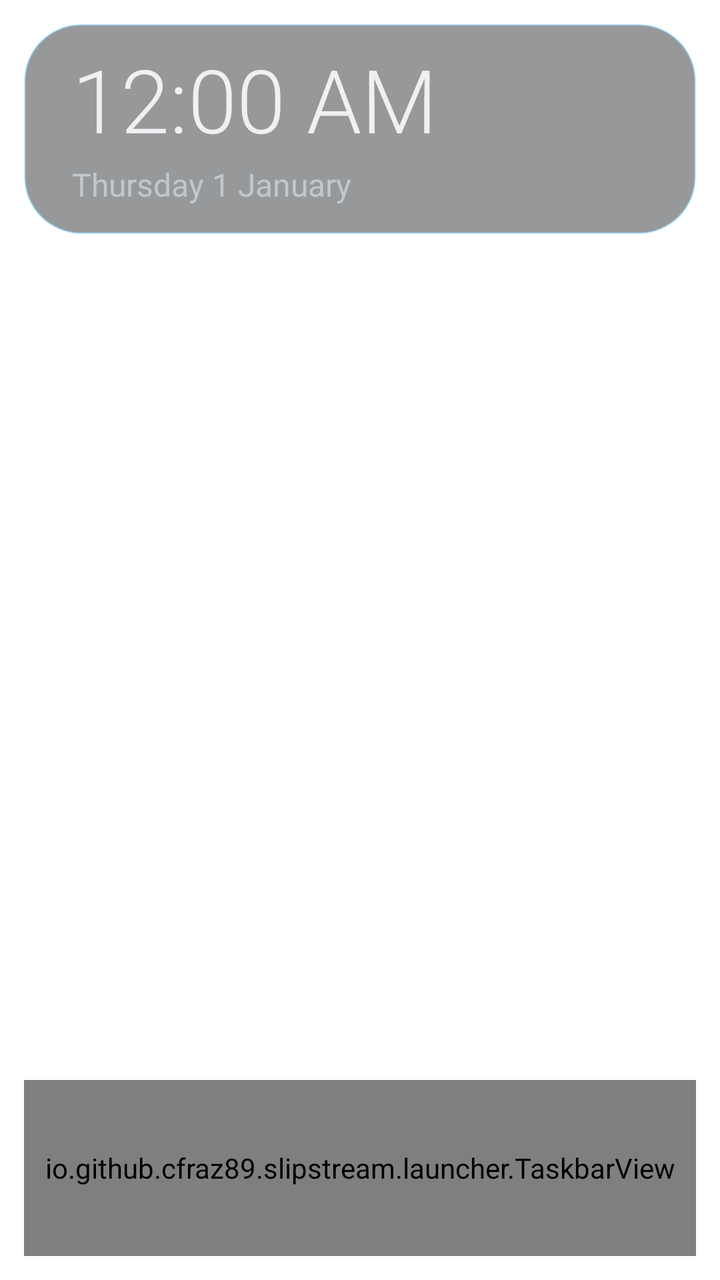
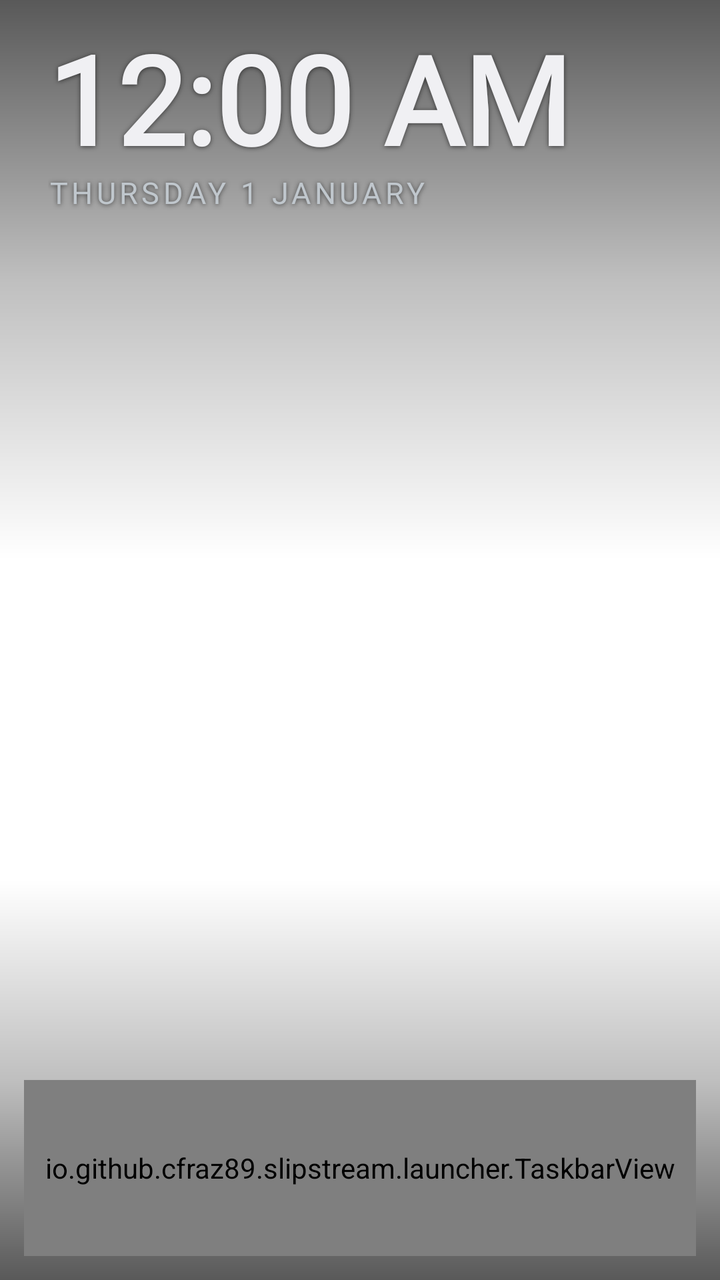

The first picture is an Android layout as it rendered before a commit; the second is the same layout after the commit. The layout source and the unified diff follow.
<!-- AndroidManifest.xml: fallback theme Theme.MaterialComponents.DayNight.NoActionBar -->
<!-- res/layout/activity_home.xml -->
<?xml version="1.0" encoding="utf-8"?>
<FrameLayout xmlns:android="http://schemas.android.com/apk/res/android"
    android:layout_width="match_parent"
    android:layout_height="match_parent">

    
    <ImageView
        android:id="@+id/wallpaper"
        android:layout_width="match_parent"
        android:layout_height="match_parent"
        android:scaleType="centerCrop"
        android:importantForAccessibility="no" />

    <LinearLayout
        android:layout_width="match_parent"
        android:layout_height="match_parent"
        android:orientation="vertical"
        android:fitsSystemWindows="true">

        
        <LinearLayout
            android:id="@+id/status"
            android:layout_width="match_parent"
            android:layout_height="wrap_content"
            android:layout_marginStart="@dimen/taskbar_margin"
            android:layout_marginEnd="@dimen/taskbar_margin"
            android:layout_marginTop="@dimen/taskbar_margin"
            android:orientation="horizontal"
            android:gravity="center_vertical"
            android:paddingStart="@dimen/status_padding"
            android:paddingEnd="@dimen/status_padding"
            android:paddingTop="@dimen/status_padding_vertical"
            android:paddingBottom="@dimen/status_padding_vertical"
            android:background="@drawable/status_background">

            <LinearLayout
                android:layout_width="0dp"
                android:layout_height="wrap_content"
                android:layout_weight="1"
                android:orientation="vertical">

                <TextClock
                    android:layout_width="wrap_content"
                    android:layout_height="wrap_content"
                    android:fontFamily="sans-serif-light"
                    android:includeFontPadding="false"
                    android:textColor="@color/text_primary"
                    android:textSize="@dimen/status_clock_size" />

                <TextClock
                    android:layout_width="wrap_content"
                    android:layout_height="wrap_content"
                    android:layout_marginTop="@dimen/status_line_gap"
                    android:format12Hour="EEEE d MMMM"
                    android:format24Hour="EEEE d MMMM"
                    android:textColor="@color/text_secondary"
                    android:textSize="@dimen/status_detail_size" />
            </LinearLayout>

            <LinearLayout
                android:layout_width="wrap_content"
                android:layout_height="wrap_content"
                android:orientation="vertical"
                android:gravity="end">

                <LinearLayout
                    android:id="@+id/status_weather"
                    android:layout_width="wrap_content"
                    android:layout_height="wrap_content"
                    android:orientation="horizontal"
                    android:gravity="center_vertical"
                    android:visibility="gone">

                    <ImageView
                        android:id="@+id/status_weather_icon"
                        android:layout_width="@dimen/status_icon_size"
                        android:layout_height="@dimen/status_icon_size"
                        android:layout_marginEnd="@dimen/status_icon_gap"
                        android:tint="@color/accent"
                        android:importantForAccessibility="no" />

                    <TextView
                        android:id="@+id/status_temperature"
                        android:layout_width="wrap_content"
                        android:layout_height="wrap_content"
                        android:fontFamily="sans-serif-light"
                        android:includeFontPadding="false"
                        android:textColor="@color/text_primary"
                        android:textSize="@dimen/status_clock_size" />
                </LinearLayout>

                <TextView
                    android:id="@+id/status_detail"
                    android:layout_width="wrap_content"
                    android:layout_height="wrap_content"
                    android:layout_marginTop="@dimen/status_line_gap"
                    android:textColor="@color/text_secondary"
                    android:textSize="@dimen/status_detail_size" />
            </LinearLayout>
        </LinearLayout>

        
        <LinearLayout
            android:id="@+id/playing"
            android:layout_width="match_parent"
            android:layout_height="wrap_content"
            android:layout_marginStart="@dimen/taskbar_margin"
            android:layout_marginEnd="@dimen/taskbar_margin"
            android:layout_marginTop="@dimen/taskbar_margin"
            android:orientation="horizontal"
            android:gravity="center_vertical"
            android:padding="@dimen/status_padding_vertical"
            android:background="@drawable/status_background"
            android:visibility="gone">

            <ImageView
                android:id="@+id/playing_art"
                android:layout_width="@dimen/playing_art_size"
                android:layout_height="@dimen/playing_art_size"
                android:scaleType="centerCrop"
                android:background="@drawable/card_background"
                android:importantForAccessibility="no" />

            <LinearLayout
                android:layout_width="0dp"
                android:layout_height="wrap_content"
                android:layout_weight="1"
                android:layout_marginStart="@dimen/status_padding_vertical"
                android:orientation="vertical">

                <TextView
                    android:id="@+id/playing_title"
                    android:layout_width="match_parent"
                    android:layout_height="wrap_content"
                    android:maxLines="1"
                    android:ellipsize="end"
                    android:fontFamily="sans-serif-medium"
                    android:textColor="@color/text_primary"
                    android:textSize="@dimen/playing_title_size" />

                <TextView
                    android:id="@+id/playing_artist"
                    android:layout_width="match_parent"
                    android:layout_height="wrap_content"
                    android:maxLines="1"
                    android:ellipsize="end"
                    android:textColor="@color/text_secondary"
                    android:textSize="@dimen/status_detail_size" />
            </LinearLayout>

            <ImageView
                android:id="@+id/playing_previous"
                android:layout_width="@dimen/playing_button_size"
                android:layout_height="@dimen/playing_button_size"
                android:padding="@dimen/playing_button_padding"
                android:src="@drawable/ic_skip_previous"
                android:tint="@color/text_primary"
                android:background="@drawable/ripple_circle"
                android:stateListAnimator="@animator/press"
                android:contentDescription="@string/playing_previous" />

            <ImageView
                android:id="@+id/playing_toggle"
                android:layout_width="@dimen/playing_button_size"
                android:layout_height="@dimen/playing_button_size"
                android:padding="@dimen/playing_button_padding"
                android:src="@drawable/ic_play"
                android:tint="@color/text_primary"
                android:background="@drawable/ripple_circle"
                android:stateListAnimator="@animator/press"
                android:contentDescription="@string/playing_toggle" />

            <ImageView
                android:id="@+id/playing_next"
                android:layout_width="@dimen/playing_button_size"
                android:layout_height="@dimen/playing_button_size"
                android:padding="@dimen/playing_button_padding"
                android:src="@drawable/ic_skip_next"
                android:tint="@color/text_primary"
                android:background="@drawable/ripple_circle"
                android:stateListAnimator="@animator/press"
                android:contentDescription="@string/playing_next" />
        </LinearLayout>

        <GridLayout
            android:id="@+id/shortcut_grid"
            android:layout_width="match_parent"
            android:layout_height="0dp"
            android:layout_weight="1"
            android:padding="@dimen/grid_padding"
            android:useDefaultMargins="false" />

        
        <io.github.cfraz89.slipstream.launcher.TaskbarView
            android:id="@+id/taskbar"
            android:layout_width="match_parent"
            android:layout_height="@dimen/taskbar_height"
            android:layout_marginStart="@dimen/taskbar_margin"
            android:layout_marginEnd="@dimen/taskbar_margin"
            android:layout_marginBottom="@dimen/taskbar_margin"
            android:background="@drawable/taskbar_background" />
    </LinearLayout>
</FrameLayout>
<!-- resources referenced by this layout -->
<resources>
  <color name="accent">@android:color/system_accent1_200</color>
  <color name="text_primary">@android:color/system_neutral1_50</color>
  <color name="text_secondary">@android:color/system_neutral2_200</color>
  <dimen name="grid_padding">16dp</dimen>
  <dimen name="playing_art_size">56dp</dimen>
  <dimen name="playing_button_padding">14dp</dimen>
  <dimen name="playing_button_size">56dp</dimen>
  <dimen name="playing_title_size">17sp</dimen>
  <dimen name="status_clock_size">44sp</dimen>
  <dimen name="status_detail_size">16sp</dimen>
  <dimen name="status_icon_gap">10dp</dimen>
  <dimen name="status_icon_size">40dp</dimen>
  <dimen name="status_line_gap">4dp</dimen>
  <dimen name="status_padding">24dp</dimen>
  <dimen name="status_padding_vertical">14dp</dimen>
  <dimen name="taskbar_height">88dp</dimen>
  <dimen name="taskbar_margin">12dp</dimen>
  <!-- drawable card_background (drawable) -->
  <?xml version="1.0" encoding="utf-8"?>
  <shape xmlns:android="http://schemas.android.com/apk/res/android"
      android:shape="rectangle">
      <solid android:color="@color/slot" />
      <corners android:radius="@dimen/corner_radius" />
  </shape>
  <!-- drawable ic_play (drawable) -->
  <vector xmlns:android="http://schemas.android.com/apk/res/android"
      android:width="24dp" android:height="24dp"
      android:viewportWidth="24" android:viewportHeight="24">
      <path android:fillColor="#FFFFFFFF" android:pathData="M8,5v14l11,-7z" />
  </vector>
  <!-- drawable status_background (drawable) -->
  <?xml version="1.0" encoding="utf-8"?>
  <shape xmlns:android="http://schemas.android.com/apk/res/android"
      android:shape="rectangle">
      <solid android:color="@color/taskbar" />
      <stroke android:width="1dp" android:color="@color/panel_stroke" />
      <corners android:radius="@dimen/corner_radius" />
  </shape>
  <!-- drawable taskbar_background (drawable) -->
  <?xml version="1.0" encoding="utf-8"?>
  <shape xmlns:android="http://schemas.android.com/apk/res/android"
      android:shape="rectangle">
      <solid android:color="@color/taskbar" />
      <stroke android:width="1dp" android:color="@color/panel_stroke" />
      <corners android:radius="@dimen/taskbar_corner_radius" />
  </shape>
  <string name="playing_next">Next</string>
  <string name="playing_previous">Previous</string>
  <string name="playing_toggle">Play or pause</string>
  <dimen name="corner_radius">28dp</dimen>
  <dimen name="taskbar_corner_radius">44dp</dimen>
  <!-- unchanged entries left out for length: 3 -->
</resources>

<!-- the commit's change to res/layout/activity_home.xml (unified diff, before → after) -->
@@ -11,6 +11,18 @@
         android:scaleType="centerCrop"
         android:importantForAccessibility="no" />
 
+    <View
+        android:layout_width="match_parent"
+        android:layout_height="@dimen/scrim_top_height"
+        android:layout_gravity="top"
+        android:background="@drawable/scrim_top" />
+
+    <View
+        android:layout_width="match_parent"
+        android:layout_height="@dimen/scrim_bottom_height"
+        android:layout_gravity="bottom"
+        android:background="@drawable/scrim_bottom" />
+
     <LinearLayout
         android:layout_width="match_parent"
         android:layout_height="match_parent"
@@ -22,16 +34,11 @@
             android:id="@+id/status"
             android:layout_width="match_parent"
             android:layout_height="wrap_content"
-            android:layout_marginStart="@dimen/taskbar_margin"
-            android:layout_marginEnd="@dimen/taskbar_margin"
-            android:layout_marginTop="@dimen/taskbar_margin"
             android:orientation="horizontal"
             android:gravity="center_vertical"
             android:paddingStart="@dimen/status_padding"
             android:paddingEnd="@dimen/status_padding"
-            android:paddingTop="@dimen/status_padding_vertical"
-            android:paddingBottom="@dimen/status_padding_vertical"
-            android:background="@drawable/status_background">
+            android:paddingTop="@dimen/status_padding_vertical">
 
             <LinearLayout
                 android:layout_width="0dp"
@@ -39,22 +46,25 @@
                 android:layout_weight="1"
                 android:orientation="vertical">
 
+                
                 <TextClock
-                    android:layout_width="wrap_content"
-                    android:layout_height="wrap_content"
-                    android:fontFamily="sans-serif-light"
-                    android:includeFontPadding="false"
-                    android:textColor="@color/text_primary"
-                    android:textSize="@dimen/status_clock_size" />
+                    style="@style/HudText.Big"
+                    android:layout_width="match_parent"
+                    android:layout_height="@dimen/status_clock_height"
+                    android:maxLines="1"
+                    android:autoSizeTextType="uniform"
+                    android:autoSizeMinTextSize="@dimen/status_clock_min"
+                    android:autoSizeMaxTextSize="@dimen/status_clock_max"
+                    android:gravity="start|center_vertical" />
 
                 <TextClock
-                    android:layout_width="wrap_content"
+                    style="@style/HudText.Caption"
+                    android:layout_width="match_parent"
                     android:layout_height="wrap_content"
-                    android:layout_marginTop="@dimen/status_line_gap"
+                    android:maxLines="1"
+                    android:ellipsize="end"
                     android:format12Hour="EEEE d MMMM"
-                    android:format24Hour="EEEE d MMMM"
-                    android:textColor="@color/text_secondary"
-                    android:textSize="@dimen/status_detail_size" />
+                    android:format24Hour="EEEE d MMMM" />
             </LinearLayout>
 
             <LinearLayout
@@ -66,7 +76,7 @@
                 <LinearLayout
                     android:id="@+id/status_weather"
                     android:layout_width="wrap_content"
-                    android:layout_height="wrap_content"
+                    android:layout_height="@dimen/status_clock_height"
                     android:orientation="horizontal"
                     android:gravity="center_vertical"
                     android:visibility="gone">
@@ -81,21 +91,18 @@
 
                     <TextView
                         android:id="@+id/status_temperature"
+                        style="@style/HudText.Big"
                         android:layout_width="wrap_content"
                         android:layout_height="wrap_content"
-                        android:fontFamily="sans-serif-light"
-                        android:includeFontPadding="false"
-                        android:textColor="@color/text_primary"
-                        android:textSize="@dimen/status_clock_size" />
+                        android:textSize="@dimen/status_temperature_size" />
                 </LinearLayout>
 
                 <TextView
                     android:id="@+id/status_detail"
+                    style="@style/HudText.Caption"
                     android:layout_width="wrap_content"
                     android:layout_height="wrap_content"
-                    android:layout_marginTop="@dimen/status_line_gap"
-                    android:textColor="@color/text_secondary"
-                    android:textSize="@dimen/status_detail_size" />
+                    android:maxLines="1" />
             </LinearLayout>
         </LinearLayout>
 
@@ -104,13 +111,11 @@
             android:id="@+id/playing"
             android:layout_width="match_parent"
             android:layout_height="wrap_content"
-            android:layout_marginStart="@dimen/taskbar_margin"
-            android:layout_marginEnd="@dimen/taskbar_margin"
-            android:layout_marginTop="@dimen/taskbar_margin"
             android:orientation="horizontal"
             android:gravity="center_vertical"
-            android:padding="@dimen/status_padding_vertical"
-            android:background="@drawable/status_background"
+            android:paddingStart="@dimen/status_padding"
+            android:paddingEnd="@dimen/playing_padding_end"
+            android:paddingTop="@dimen/playing_padding_top"
             android:visibility="gone">
 
             <ImageView
@@ -125,60 +130,44 @@
                 android:layout_width="0dp"
                 android:layout_height="wrap_content"
                 android:layout_weight="1"
-                android:layout_marginStart="@dimen/status_padding_vertical"
+                android:layout_marginStart="@dimen/playing_text_gap"
                 android:orientation="vertical">
 
                 <TextView
                     android:id="@+id/playing_title"
+                    style="@style/HudText"
                     android:layout_width="match_parent"
                     android:layout_height="wrap_content"
                     android:maxLines="1"
                     android:ellipsize="end"
-                    android:fontFamily="sans-serif-medium"
-                    android:textColor="@color/text_primary"
+                    android:textFontWeight="600"
                     android:textSize="@dimen/playing_title_size" />
 
                 <TextView
                     android:id="@+id/playing_artist"
+                    style="@style/HudText.Caption"
                     android:layout_width="match_parent"
                     android:layout_height="wrap_content"
                     android:maxLines="1"
-                    android:ellipsize="end"
-                    android:textColor="@color/text_secondary"
-                    android:textSize="@dimen/status_detail_size" />
+                    android:ellipsize="end" />
             </LinearLayout>
 
             <ImageView
                 android:id="@+id/playing_previous"
-                android:layout_width="@dimen/playing_button_size"
-                android:layout_height="@dimen/playing_button_size"
-                android:padding="@dimen/playing_button_padding"
+                style="@style/PlayingButton"
                 android:src="@drawable/ic_skip_previous"
-                android:tint="@color/text_primary"
-                android:background="@drawable/ripple_circle"
-                android:stateListAnimator="@animator/press"
                 android:contentDescription="@string/playing_previous" />
 
             <ImageView
                 android:id="@+id/playing_toggle"
-                android:layout_width="@dimen/playing_button_size"
-                android:layout_height="@dimen/playing_button_size"
-                android:padding="@dimen/playing_button_padding"
+                style="@style/PlayingButton"
                 android:src="@drawable/ic_play"
-                android:tint="@color/text_primary"
-                android:background="@drawable/ripple_circle"
-                android:stateListAnimator="@animator/press"
                 android:contentDescription="@string/playing_toggle" />
 
             <ImageView
                 android:id="@+id/playing_next"
-                android:layout_width="@dimen/playing_button_size"
-                android:layout_height="@dimen/playing_button_size"
-                android:padding="@dimen/playing_button_padding"
+                style="@style/PlayingButton"
                 android:src="@drawable/ic_skip_next"
-                android:tint="@color/text_primary"
-                android:background="@drawable/ripple_circle"
-                android:stateListAnimator="@animator/press"
                 android:contentDescription="@string/playing_next" />
         </LinearLayout>
 
@@ -190,14 +179,12 @@
             android:padding="@dimen/grid_padding"
             android:useDefaultMargins="false" />
 
-        
         <io.github.cfraz89.slipstream.launcher.TaskbarView
             android:id="@+id/taskbar"
             android:layout_width="match_parent"
             android:layout_height="@dimen/taskbar_height"
             android:layout_marginStart="@dimen/taskbar_margin"
             android:layout_marginEnd="@dimen/taskbar_margin"
-            android:layout_marginBottom="@dimen/taskbar_margin"
-            android:background="@drawable/taskbar_background" />
+            android:layout_marginBottom="@dimen/taskbar_margin" />
     </LinearLayout>
 </FrameLayout>
<!-- resource entries referenced after the edit -->
@@ -4,17 +4,24 @@
   <color name="text_primary">@android:color/system_neutral1_50</color>
   <color name="text_secondary">@android:color/system_neutral2_200</color>
   <dimen name="grid_padding">16dp</dimen>
-  <dimen name="playing_art_size">56dp</dimen>
-  <dimen name="playing_button_padding">14dp</dimen>
-  <dimen name="playing_button_size">56dp</dimen>
-  <dimen name="playing_title_size">17sp</dimen>
-  <dimen name="status_clock_size">44sp</dimen>
-  <dimen name="status_detail_size">16sp</dimen>
-  <dimen name="status_icon_gap">10dp</dimen>
-  <dimen name="status_icon_size">40dp</dimen>
-  <dimen name="status_line_gap">4dp</dimen>
+  <dimen name="playing_art_size">48dp</dimen>
+  <dimen name="playing_padding_end">12dp</dimen>
+  <dimen name="playing_padding_top">12dp</dimen>
+  <dimen name="playing_text_gap">14dp</dimen>
+  <dimen name="playing_button_padding">13dp</dimen>
+  <dimen name="playing_button_size">52dp</dimen>
+  <dimen name="playing_title_size">18sp</dimen>
+  <dimen name="scrim_bottom_height">200dp</dimen>
+  <dimen name="scrim_top_height">280dp</dimen>
+  <dimen name="status_clock_height">72dp</dimen>
+  <dimen name="status_clock_max">68sp</dimen>
+  <dimen name="status_clock_min">28sp</dimen>
+  <dimen name="status_detail_size">15sp</dimen>
+  <dimen name="status_icon_gap">8dp</dimen>
+  <dimen name="status_icon_size">36dp</dimen>
   <dimen name="status_padding">24dp</dimen>
-  <dimen name="status_padding_vertical">14dp</dimen>
+  <dimen name="status_padding_vertical">16dp</dimen>
+  <dimen name="status_temperature_size">48sp</dimen>
   <dimen name="taskbar_height">88dp</dimen>
   <dimen name="taskbar_margin">12dp</dimen>
   <!-- drawable card_background (drawable) -->
@@ -30,27 +37,49 @@
       android:viewportWidth="24" android:viewportHeight="24">
       <path android:fillColor="#FFFFFFFF" android:pathData="M8,5v14l11,-7z" />
   </vector>
-  <!-- drawable status_background (drawable) -->
+  <!-- drawable scrim_bottom (drawable) -->
   <?xml version="1.0" encoding="utf-8"?>
-  <shape xmlns:android="http://schemas.android.com/apk/res/android"
-      android:shape="rectangle">
-      <solid android:color="@color/taskbar" />
-      <stroke android:width="1dp" android:color="@color/panel_stroke" />
-      <corners android:radius="@dimen/corner_radius" />
+  <shape xmlns:android="http://schemas.android.com/apk/res/android" android:shape="rectangle">
+      <gradient android:angle="90" android:startColor="#A6000000"
+          android:centerColor="#40000000" android:endColor="#00000000" />
   </shape>
-  <!-- drawable taskbar_background (drawable) -->
+  <!-- drawable scrim_top (drawable) -->
   <?xml version="1.0" encoding="utf-8"?>
-  <shape xmlns:android="http://schemas.android.com/apk/res/android"
-      android:shape="rectangle">
-      <solid android:color="@color/taskbar" />
-      <stroke android:width="1dp" android:color="@color/panel_stroke" />
-      <corners android:radius="@dimen/taskbar_corner_radius" />
+  <shape xmlns:android="http://schemas.android.com/apk/res/android" android:shape="rectangle">
+      <gradient android:angle="270" android:startColor="#A6000000"
+          android:centerColor="#40000000" android:endColor="#00000000" />
   </shape>
   <string name="playing_next">Next</string>
   <string name="playing_previous">Previous</string>
   <string name="playing_toggle">Play or pause</string>
+  <style name="HudText">
+          <item name="android:fontFamily">@font/hud</item>
+          <item name="android:textColor">@color/text_primary</item>
+          <item name="android:shadowColor">#99000000</item>
+          <item name="android:shadowRadius">6</item>
+          <item name="android:shadowDy">1</item>
+          <item name="android:includeFontPadding">false</item>
+      </style>
+  <style name="HudText.Big">
+          <item name="android:textFontWeight">600</item>
+          <item name="android:textSize">@dimen/status_clock_max</item>
+      </style>
+  <style name="HudText.Caption">
+          <item name="android:textFontWeight">500</item>
+          <item name="android:textColor">@color/text_secondary</item>
+          <item name="android:textSize">@dimen/status_detail_size</item>
+          <item name="android:textAllCaps">true</item>
+          <item name="android:letterSpacing">0.12</item>
+      </style>
+  <style name="PlayingButton">
+          <item name="android:layout_width">@dimen/playing_button_size</item>
+          <item name="android:layout_height">@dimen/playing_button_size</item>
+          <item name="android:padding">@dimen/playing_button_padding</item>
+          <item name="android:tint">@color/text_primary</item>
+          <item name="android:background">@drawable/ripple_circle</item>
+          <item name="android:stateListAnimator">@animator/press</item>
+      </style>
   <dimen name="corner_radius">28dp</dimen>
-  <dimen name="taskbar_corner_radius">44dp</dimen>
   <!-- unchanged entries left out for length: 3 -->
 </resources>
 
